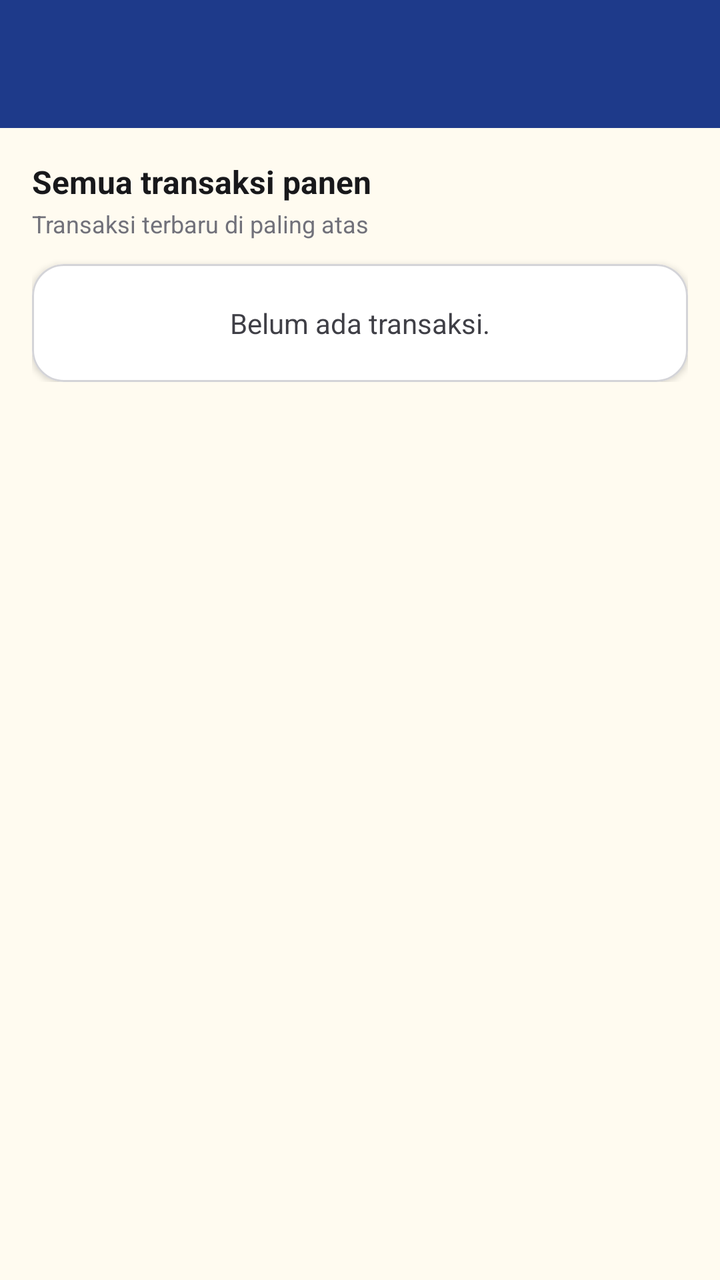
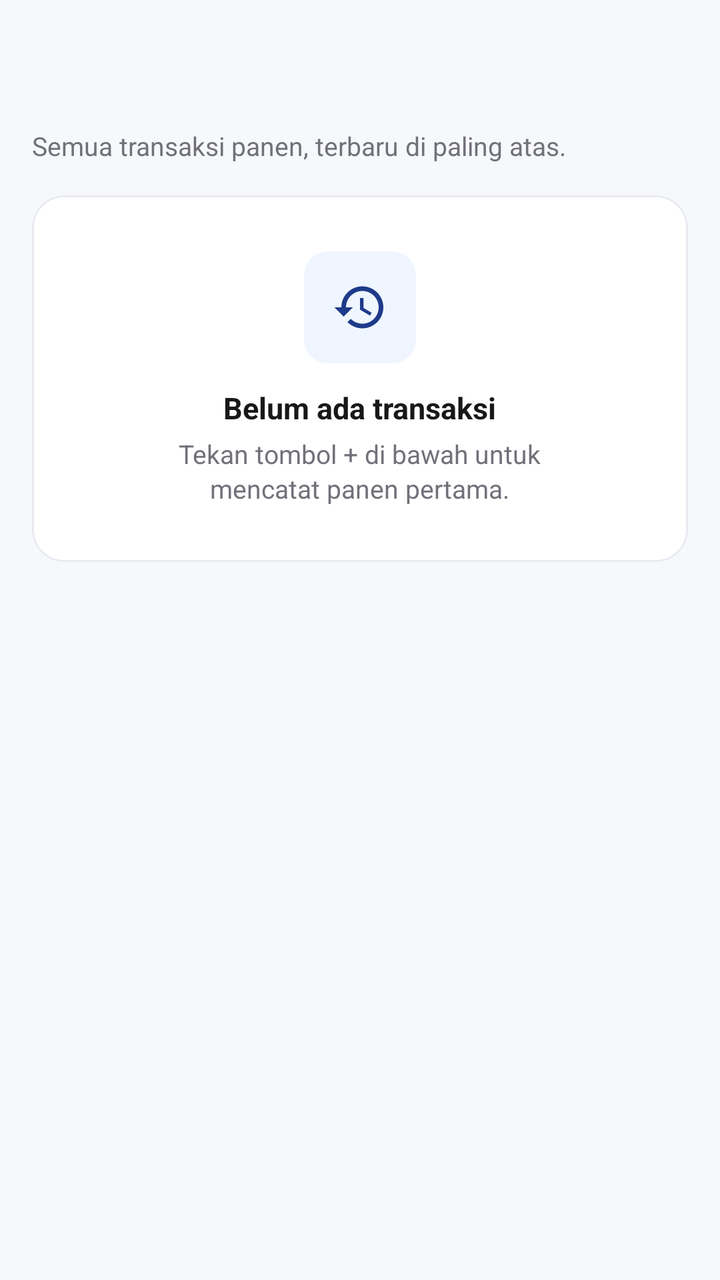

Two renders of the same Android screen: before a commit and after it. Below are the layout's source before the change and the commit's diff.
<!-- AndroidManifest.xml: application theme Theme.ALSpocky -->
<!-- res/layout/fragment_riwayat.xml -->
<?xml version="1.0" encoding="utf-8"?>
<androidx.constraintlayout.widget.ConstraintLayout xmlns:android="http://schemas.android.com/apk/res/android"
    xmlns:app="http://schemas.android.com/apk/res-auto"
    android:layout_width="match_parent"
    android:layout_height="match_parent"
    android:background="@color/neutral_50">

    <androidx.appcompat.widget.Toolbar
        android:id="@+id/toolbar"
        android:layout_width="0dp"
        android:layout_height="?attr/actionBarSize"
        android:background="@color/primary_500"
        android:theme="@style/ThemeOverlay.MaterialComponents.Dark.ActionBar"
        app:titleTextColor="@color/neutral_0"
        app:layout_constraintEnd_toEndOf="parent"
        app:layout_constraintStart_toStartOf="parent"
        app:layout_constraintTop_toTopOf="parent" />

    <androidx.core.widget.NestedScrollView
        android:layout_width="0dp"
        android:layout_height="0dp"
        app:layout_constraintBottom_toBottomOf="parent"
        app:layout_constraintEnd_toEndOf="parent"
        app:layout_constraintStart_toStartOf="parent"
        app:layout_constraintTop_toBottomOf="@id/toolbar">

        <LinearLayout
            android:layout_width="match_parent"
            android:layout_height="wrap_content"
            android:orientation="vertical"
            android:padding="16dp">

            <TextView
                android:layout_width="wrap_content"
                android:layout_height="wrap_content"
                android:text="Semua transaksi panen"
                android:textColor="@color/neutral_900"
                android:textSize="16sp"
                android:textStyle="bold" />

            <TextView
                android:layout_width="wrap_content"
                android:layout_height="wrap_content"
                android:layout_marginTop="2dp"
                android:text="Transaksi terbaru di paling atas"
                android:textColor="@color/neutral_500"
                android:textSize="12sp" />

            <com.google.android.material.card.MaterialCardView
                android:layout_width="match_parent"
                android:layout_height="wrap_content"
                android:layout_marginTop="12dp"
                app:cardBackgroundColor="@color/neutral_0"
                app:cardCornerRadius="16dp"
                app:cardElevation="2dp"
                app:strokeColor="@color/neutral_300"
                app:strokeWidth="1dp">

                <TextView
                    android:id="@+id/tvDaftarRiwayat"
                    android:layout_width="match_parent"
                    android:layout_height="wrap_content"
                    android:gravity="center"
                    android:lineSpacingExtra="4dp"
                    android:padding="20dp"
                    android:text="Belum ada transaksi."
                    android:textColor="@color/neutral_700"
                    android:textSize="14sp" />
            </com.google.android.material.card.MaterialCardView>
        </LinearLayout>
    </androidx.core.widget.NestedScrollView>

</androidx.constraintlayout.widget.ConstraintLayout>
<!-- resources referenced by this layout -->
<resources>
  <color name="neutral_0">#FFFFFF</color>
  <color name="neutral_300">#D4D4D8</color>
  <color name="neutral_50">#FFFBF0</color>
  <color name="neutral_500">#71717A</color>
  <color name="neutral_700">#3F3F46</color>
  <color name="neutral_900">#18181B</color>
  <color name="primary_500">#1E3A8A</color>
  <style name="Theme.ALSpocky" parent="Base.Theme.ALSpocky" />
  <style name="Base.Theme.ALSpocky" parent="Theme.Material3.DayNight.NoActionBar">
          
          
      </style>
</resources>

<!-- the commit's change to res/layout/fragment_riwayat.xml (unified diff, before → after) -->
@@ -3,15 +3,13 @@
     xmlns:app="http://schemas.android.com/apk/res-auto"
     android:layout_width="match_parent"
     android:layout_height="match_parent"
-    android:background="@color/neutral_50">
+    android:background="@color/bg_page">
 
     <androidx.appcompat.widget.Toolbar
         android:id="@+id/toolbar"
+        style="@style/Semawit.Toolbar"
         android:layout_width="0dp"
         android:layout_height="?attr/actionBarSize"
-        android:background="@color/primary_500"
-        android:theme="@style/ThemeOverlay.MaterialComponents.Dark.ActionBar"
-        app:titleTextColor="@color/neutral_0"
         app:layout_constraintEnd_toEndOf="parent"
         app:layout_constraintStart_toStartOf="parent"
         app:layout_constraintTop_toTopOf="parent" />
@@ -28,44 +26,69 @@
             android:layout_width="match_parent"
             android:layout_height="wrap_content"
             android:orientation="vertical"
-            android:padding="16dp">
+            android:paddingHorizontal="16dp"
+            android:paddingBottom="40dp">
 
             <TextView
+                style="@style/Semawit.Text.Body"
                 android:layout_width="wrap_content"
                 android:layout_height="wrap_content"
-                android:text="Semua transaksi panen"
-                android:textColor="@color/neutral_900"
-                android:textSize="16sp"
-                android:textStyle="bold" />
+                android:text="Semua transaksi panen, terbaru di paling atas." />
 
-            <TextView
-                android:layout_width="wrap_content"
-                android:layout_height="wrap_content"
-                android:layout_marginTop="2dp"
-                android:text="Transaksi terbaru di paling atas"
-                android:textColor="@color/neutral_500"
-                android:textSize="12sp" />
-
+            
             <com.google.android.material.card.MaterialCardView
+                android:id="@+id/cardKosong"
+                style="@style/Semawit.Card"
                 android:layout_width="match_parent"
                 android:layout_height="wrap_content"
-                android:layout_marginTop="12dp"
-                app:cardBackgroundColor="@color/neutral_0"
-                app:cardCornerRadius="16dp"
-                app:cardElevation="2dp"
-                app:strokeColor="@color/neutral_300"
-                app:strokeWidth="1dp">
+                android:layout_marginTop="16dp">
 
-                <TextView
-                    android:id="@+id/tvDaftarRiwayat"
+                <LinearLayout
                     android:layout_width="match_parent"
                     android:layout_height="wrap_content"
-                    android:gravity="center"
-                    android:lineSpacingExtra="4dp"
-                    android:padding="20dp"
-                    android:text="Belum ada transaksi."
-                    android:textColor="@color/neutral_700"
-                    android:textSize="14sp" />
+                    android:gravity="center_horizontal"
+                    android:orientation="vertical"
+                    android:padding="28dp">
+
+                    <ImageView
+                        android:layout_width="56dp"
+                        android:layout_height="56dp"
+                        android:background="@drawable/bg_icon_tile"
+                        android:padding="14dp"
+                        android:src="@drawable/ic_nav_riwayat"
+                        app:tint="@color/primary_500" />
+
+                    <TextView
+                        style="@style/Semawit.Text.Title"
+                        android:layout_width="wrap_content"
+                        android:layout_height="wrap_content"
+                        android:layout_marginTop="12dp"
+                        android:text="Belum ada transaksi" />
+
+                    <TextView
+                        style="@style/Semawit.Text.Body"
+                        android:layout_width="wrap_content"
+                        android:layout_height="wrap_content"
+                        android:layout_marginTop="4dp"
+                        android:gravity="center"
+                        android:text="Tekan tombol + di bawah untuk\nmencatat panen pertama." />
+                </LinearLayout>
+            </com.google.android.material.card.MaterialCardView>
+
+            
+            <com.google.android.material.card.MaterialCardView
+                android:id="@+id/cardDaftar"
+                style="@style/Semawit.Card"
+                android:layout_width="match_parent"
+                android:layout_height="wrap_content"
+                android:layout_marginTop="16dp"
+                android:visibility="gone">
+
+                <LinearLayout
+                    android:id="@+id/containerRiwayat"
+                    android:layout_width="match_parent"
+                    android:layout_height="wrap_content"
+                    android:orientation="vertical" />
             </com.google.android.material.card.MaterialCardView>
         </LinearLayout>
     </androidx.core.widget.NestedScrollView>
<!-- resource entries referenced after the edit -->
@@ -1,16 +1,75 @@
 <!-- resources referenced by this layout -->
 <resources>
+  <color name="bg_page">#F7F8FC</color>
   <color name="neutral_0">#FFFFFF</color>
-  <color name="neutral_300">#D4D4D8</color>
-  <color name="neutral_50">#FFFBF0</color>
+  <color name="neutral_200">#E8EAF0</color>
   <color name="neutral_500">#71717A</color>
-  <color name="neutral_700">#3F3F46</color>
   <color name="neutral_900">#18181B</color>
+  <style name="TextAppearance.Semawit.ToolbarTitle" parent="TextAppearance.Material3.TitleLarge">
+          <item name="fontFamily">@font/montserrat_bold</item>
+          <item name="android:fontFamily">@font/montserrat_bold</item>
+          <item name="android:textSize">20sp</item>
+          <item name="android:textColor">@color/neutral_900</item>
+      </style>
   <color name="primary_500">#1E3A8A</color>
+  <!-- drawable bg_icon_tile (drawable) -->
+  <?xml version="1.0" encoding="utf-8"?>
+  <shape xmlns:android="http://schemas.android.com/apk/res/android"
+      android:shape="rectangle">
+      <solid android:color="@color/primary_50" />
+      <corners android:radius="12dp" />
+  </shape>
+  <!-- drawable ic_nav_riwayat (drawable) -->
+  <?xml version="1.0" encoding="utf-8"?>
+  <vector xmlns:android="http://schemas.android.com/apk/res/android"
+      android:width="24dp"
+      android:height="24dp"
+      android:viewportWidth="24"
+      android:viewportHeight="24">
+      <path
+          android:fillColor="@android:color/white"
+          android:pathData="M13,3c-4.97,0 -9,4.03 -9,9L1,12l3.89,3.89 0.07,0.14L9,12L6,12c0,-3.87 3.13,-7 7,-7s7,3.13 7,7 -3.13,7 -7,7c-1.93,0 -3.68,-0.79 -4.94,-2.06l-1.42,1.42C8.27,19.99 10.51,21 13,21c4.97,0 9,-4.03 9,-9s-4.03,-9 -9,-9zM12,8v5l4.28,2.54 0.72,-1.21 -3.5,-2.08L13.5,8L12,8z" />
+  </vector>
+  <style name="Semawit.Card" parent="Widget.Material3.CardView.Elevated">
+          <item name="cardBackgroundColor">@color/neutral_0</item>
+          <item name="cardCornerRadius">16dp</item>
+          <item name="cardElevation">0dp</item>
+          <item name="strokeColor">@color/neutral_200</item>
+          <item name="strokeWidth">1dp</item>
+      </style>
+  <style name="Semawit.Text.Body" parent="">
+          <item name="android:textSize">13sp</item>
+          <item name="android:textColor">@color/neutral_500</item>
+          <item name="android:lineSpacingExtra">2dp</item>
+      </style>
+  <style name="Semawit.Text.Title" parent="">
+          <item name="android:textSize">15sp</item>
+          <item name="android:textStyle">bold</item>
+          <item name="android:textColor">@color/neutral_900</item>
+      </style>
+  <style name="Semawit.Toolbar" parent="Widget.Material3.Toolbar">
+          <item name="android:background">@color/bg_page</item>
+          <item name="titleTextAppearance">@style/TextAppearance.Semawit.ToolbarTitle</item>
+          <item name="titleTextColor">@color/neutral_900</item>
+          <item name="contentInsetStartWithNavigation">4dp</item>
+      </style>
   <style name="Theme.ALSpocky" parent="Base.Theme.ALSpocky" />
-  <style name="Base.Theme.ALSpocky" parent="Theme.Material3.DayNight.NoActionBar">
-          
-          
+  <color name="primary_50">#EFF6FF</color>
+  <style name="Base.Theme.ALSpocky" parent="Theme.Material3.Light.NoActionBar">
+          <item name="colorPrimary">@color/primary_500</item>
+          <item name="colorOnPrimary">@color/neutral_0</item>
+          <item name="colorPrimaryContainer">@color/primary_100</item>
+          <item name="colorOnPrimaryContainer">@color/primary_800</item>
+          <item name="colorSecondary">@color/accent_gold</item>
+          <item name="colorOnSecondary">@color/primary_800</item>
+          <item name="colorSurface">@color/neutral_0</item>
+          <item name="colorOnSurface">@color/neutral_900</item>
+          <item name="android:colorBackground">@color/bg_page</item>
+          <item name="android:windowBackground">@color/bg_page</item>
+          <item name="android:windowLightStatusBar">true</item>
       </style>
+  <color name="primary_100">#DBEAFE</color>
+  <color name="primary_800">#172554</color>
+  <color name="accent_gold">#FBBF24</color>
 </resources>
 
